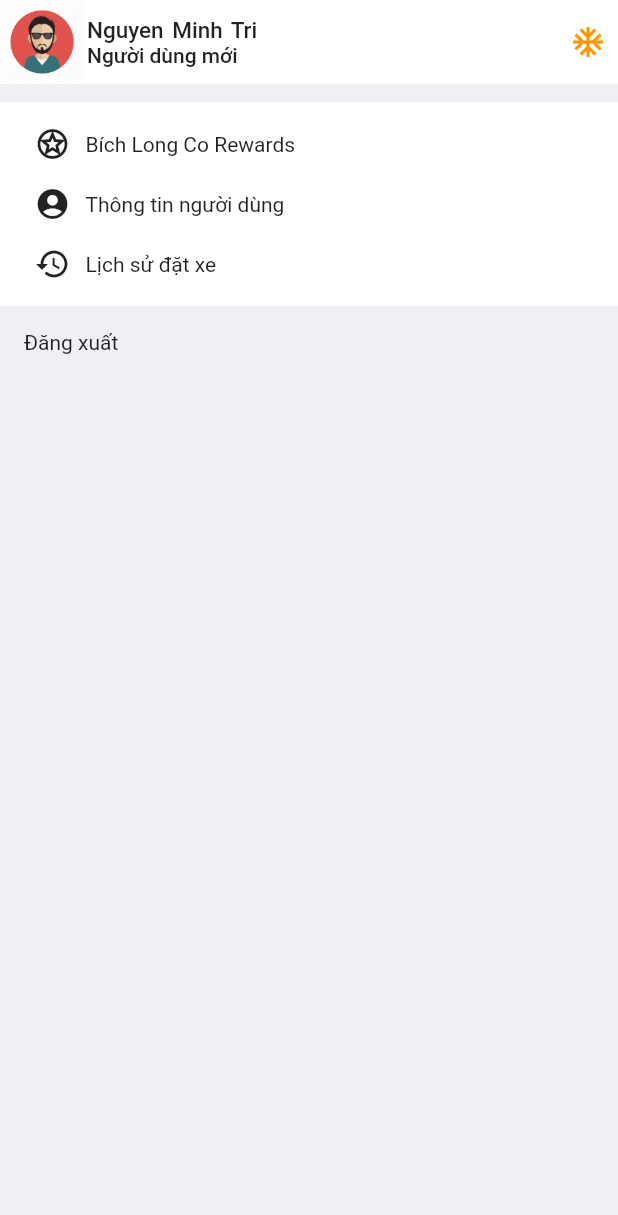
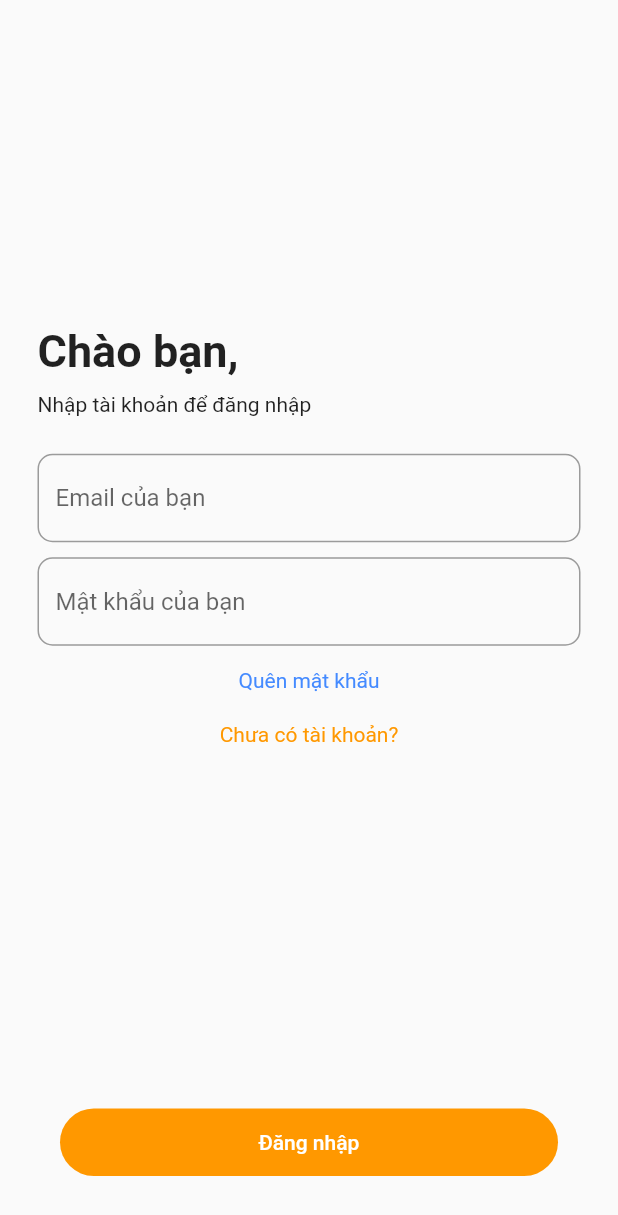
Before and after one commit to tientranzt/car_rent_flutter, a Flutter app: the AccountPage screen opened directly, after a tap on "Đăng xuất", on a phone screen of 412 x 824 dp. Shown: the top 1215 px of the screen. Run offline on Flutter 3.47's test engine with Material 2 defaults, Android fonts, the phone set to English and light mode, and no system bars; our stand-ins replace cloud_firestore, firebase_core, google_maps_flutter, shimmer; accounts and stored records are empty.

Commit message:
add login page and register page

```diff
--- a/lib/src/page/account/account_page.dart
+++ b/lib/src/page/account/account_page.dart
@@ -1,4 +1,5 @@
 import 'package:cart_rent/src/page/account/subpageaccount/history_order_page.dart';
+import 'package:cart_rent/src/page/login/login_page.dart';
 import 'package:flutter/material.dart';
 
 class AccountPage extends StatefulWidget {
@@ -11,8 +12,8 @@ class _AccountPageState extends State<AccountPage> {
   void initState() {
     // TODO: implement initState
     super.initState();
+  }
 
-  }
   @override
   Widget build(BuildContext context) {
     return Scaffold(
@@ -158,9 +159,10 @@ class _AccountPageState extends State<AccountPage> {
             ),
             Material(
               color: Color(0xffF0EFF4),
-
               child: InkWell(
-                onTap: () {},
+                onTap: () {
+                  Navigator.pushReplacementNamed(context, LoginPage.route);
+                },
                 child: Row(
                   mainAxisSize: MainAxisSize.min,
                   children: [
--- /dev/null
+++ b/lib/src/page/login/login_page.dart
@@ -0,0 +1,135 @@
+import 'package:cart_rent/src/page/home/home_page.dart';
+import 'package:cart_rent/src/page/signup/signup.dart';
+import 'package:flutter/cupertino.dart';
+import 'package:flutter/material.dart';
+
+class LoginPage extends StatefulWidget {
+  static const String route = "login";
+
+  @override
+  _LoginPageState createState() => _LoginPageState();
+}
+
+class _LoginPageState extends State<LoginPage> {
+  TextEditingController emailController = TextEditingController();
+  TextEditingController passController = TextEditingController();
+
+  @override
+  Widget build(BuildContext context) {
+    return Scaffold(
+      body: SafeArea(
+        child: Stack(
+          fit: StackFit.expand,
+          children: [
+            Align(
+              alignment: Alignment.topCenter,
+              child: Column(
+                crossAxisAlignment: CrossAxisAlignment.start,
+                mainAxisAlignment: MainAxisAlignment.center,
+                mainAxisSize: MainAxisSize.max,
+                children: [
+                  Container(
+                      padding: EdgeInsets.only(left: 25),
+                      child: Text(
+                        "Chào bạn,",
+                        style: TextStyle(
+                            fontSize: 30, fontWeight: FontWeight.bold),
+                      )),
+                  Container(
+                      padding: EdgeInsets.only(top: 10, left: 25, bottom: 20),
+                      child: Text("Nhập tài khoản để đăng nhập")),
+                  Container(
+                    padding: EdgeInsets.symmetric(horizontal: 25, vertical: 5),
+                    child: TextField(
+                      controller: emailController,
+                      keyboardType: TextInputType.emailAddress,
+                      decoration: InputDecoration(
+                          hintText: "Email của bạn",
+                          border: OutlineInputBorder(
+                            borderRadius: const BorderRadius.all(
+                              const Radius.circular(10.0),
+                            ),
+                          )),
+                    ),
+                  ),
+                  Container(
+                    padding: EdgeInsets.symmetric(horizontal: 25, vertical: 5),
+                    child: TextField(
+                      controller: passController,
+                      decoration: InputDecoration(
+                          hintText: "Mật khẩu của bạn",
+                          border: OutlineInputBorder(
+                            borderRadius: const BorderRadius.all(
+                              const Radius.circular(10.0),
+                            ),
+                          )),
+                      obscureText: true,
+                    ),
+                  ),
+                  Row(
+                    mainAxisAlignment: MainAxisAlignment.center,
+
+                    children: [
+                      InkWell(
+                        onTap: () {},
+                        child: Container(
+                          padding: EdgeInsets.only(top: 10, bottom: 10),
+                          child: Text(
+                            "Quên mật khẩu",
+                            style: TextStyle(color: Colors.blueAccent),
+                          ),
+                        ),
+                      ),
+                    ],
+                  ),
+                  Row(
+                    mainAxisAlignment: MainAxisAlignment.center,
+                    children: [
+                      InkWell(
+                        onTap: () {
+                          Navigator.push(context, MaterialPageRoute(builder: (context){
+                            return SignupPage();
+                          }));
+                        },
+                        child: Container(
+                          padding: EdgeInsets.only(top: 10, bottom: 10),
+                          child: Text(
+                            "Chưa có tài khoản?",
+                            style: TextStyle(color: Colors.orange),
+                          ),
+                        ),
+                      ),
+                    ],
+                  ),
+                  SizedBox(
+                    height: 100,
+                  ),
+                ],
+              ),
+            ),
+            Align(
+              alignment: Alignment.bottomCenter,
+              child: Container(
+                margin: EdgeInsets.only(bottom: 40),
+                width: MediaQuery.of(context).size.width - 80,
+                height: 45,
+                child: FlatButton(
+                  shape: RoundedRectangleBorder(
+                      borderRadius: BorderRadius.circular(25)),
+                  onPressed: () {
+                    Navigator.pushReplacementNamed(context, HomePage.route);
+                  },
+                  color: Colors.orange,
+                  child: Text(
+                    "Đăng nhập",
+                    style: TextStyle(color: Colors.white),
+                  ),
+                ),
+              ),
+            ),
+          ],
+        ),
+      ),
+    );
+  }
+}
```
Also changed, not shown: lib/main.dart (+6 -2 lines), lib/src/page/account/subpageaccount/history_order_page.dart (+23 -19 lines), lib/src/page/login/forgotpass/forgot_password_page.dart (added, +19 -0 lines), lib/src/page/signup/signup.dart (added, +119 -0 lines).
